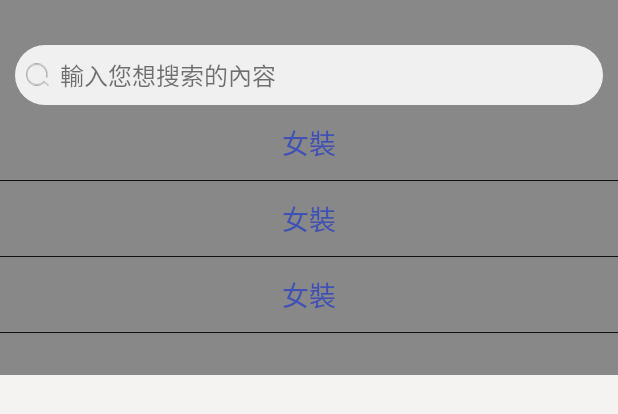
After one commit to cloudhm/WhatsMode, an Android app: the layout search_menu.xml on its own in the app's theme, with its tools: preview values and no code run, on a phone screen of 412 x 824 dp. The commit adds this screen. Shown: the top 414 px of the screen. Run offline under Robolectric (Android 15) with nearby library versions, the phone set to English and light mode, and no system bars.

Commit message:
add menu item and menu view

```diff
--- a/app/src/main/java/com/whatsmode/shopify/WhatsApplication.java
+++ b/app/src/main/java/com/whatsmode/shopify/WhatsApplication.java
@@ -2,6 +2,8 @@ package com.whatsmode.shopify;
 
 import android.app.Application;
 import android.content.Context;
+
+import com.whatsmode.library.util.ToastUtil;
 
 
 public class WhatsApplication extends Application {
@@ -12,6 +14,7 @@ public class WhatsApplication extends Application {
     protected void attachBaseContext(Context base) {
         super.attachBaseContext(base);
         sContext = this;
+        ToastUtil.init(this);
     }
 
     @Override
--- /dev/null
+++ b/app/src/main/res/drawable/search_bg.xml
@@ -0,0 +1,6 @@
+<?xml version="1.0" encoding="utf-8"?>
+<shape android:shape="rectangle"
+    xmlns:android="http://schemas.android.com/apk/res/android">
+    <corners android:radius="20dp" />
+    <solid android:color="#f0f0f0" />
+</shape>
--- /dev/null
+++ b/app/src/main/res/layout/search_menu.xml
@@ -0,0 +1,67 @@
+<?xml version="1.0" encoding="utf-8"?>
+<LinearLayout xmlns:android="http://schemas.android.com/apk/res/android"
+    android:orientation="vertical"
+    android:background="#888888"
+    android:layout_width="match_parent"
+    android:layout_height="250dp">
+    <LinearLayout
+        android:id="@+id/search_layout"
+        android:layout_width="match_parent"
+        android:layout_toRightOf="@+id/iv_notifications"
+        android:background="@drawable/search_bg"
+        android:layout_marginTop="30dp"
+        android:orientation="horizontal"
+        android:layout_marginLeft="10dp"
+        android:layout_marginRight="10dp"
+        android:layout_toLeftOf="@+id/iv_cart"
+        android:layout_centerVertical="true"
+        android:layout_height="40dp">
+        <ImageView
+            android:layout_width="15dp"
+            android:layout_gravity="center_vertical"
+            android:layout_marginLeft="7dp"
+            android:src="@drawable/icon_search"
+            android:layout_height="15dp" />
+        <TextView
+            android:layout_gravity="center_vertical"
+            android:layout_marginLeft="7dp"
+            android:text="輸入您想搜索的內容"
+            android:textSize="16sp"
+            android:layout_width="wrap_content"
+            android:layout_height="wrap_content" />
+    </LinearLayout>
+    <TextView
+        android:text="女裝"
+        android:gravity="center"
+        android:textSize="18sp"
+        android:textColor="@color/colorPrimary"
+        android:layout_width="match_parent"
+        android:layout_height="50dp" />
+
+    <View
+        android:layout_width="match_parent"
+        android:background="#0f0f0f"
+        android:layout_height="0.5dp" />
+    <TextView
+        android:text="女裝"
+        android:gravity="center"
+        android:textSize="18sp"
+        android:textColor="@color/colorPrimary"
+        android:layout_width="match_parent"
+        android:layout_height="50dp" />
+    <View
+        android:layout_width="match_parent"
+        android:background="#0f0f0f"
+        android:layout_height="0.5dp" />
+    <TextView
+        android:text="女裝"
+        android:gravity="center"
+        android:textSize="18sp"
+        android:textColor="@color/colorPrimary"
+        android:layout_width="match_parent"
+        android:layout_height="50dp" />
+    <View
+        android:layout_width="match_parent"
+        android:background="#0f0f0f"
+        android:layout_height="0.5dp" />
+</LinearLayout>
--- a/app/src/main/res/layout/view_toolbar_main.xml
+++ b/app/src/main/res/layout/view_toolbar_main.xml
@@ -9,6 +9,12 @@
     app:popupTheme="@style/ThemeOverlay.AppCompat.Light"
     app:theme="@style/ThemeOverlay.AppCompat.Dark.ActionBar">
 
+    <ImageView
+        android:id="@+id/search"
+        android:layout_marginBottom="10dp"
+        android:src="@mipmap/ic_launcher"
+        android:layout_width="32dp"
+        android:layout_height="32dp" />
     <TextView
         android:id="@+id/toolbar_title"
         android:layout_width="wrap_content"
--- a/app/src/main/res/values/strings.xml
+++ b/app/src/main/res/values/strings.xml
@@ -4,4 +4,5 @@
     <string name="tabSecond">Influence</string>
     <string name="tabThird">Cart</string>
     <string name="tabFourth">My</string>
+    <string name="search">搜索</string>
 </resources>
--- a/app/src/main/res/values/styles.xml
+++ b/app/src/main/res/values/styles.xml
@@ -13,4 +13,9 @@
     <style name="AppTheme" parent="AppBaseTheme.Translucent.Statebar">
         <!--  -->
     </style>
+
+    <style name="AnimationFade">
+        <item name="android:windowEnterAnimation">@anim/inputdown</item>
+        <item name="android:windowExitAnimation">@anim/outdowntoup</item>
+    </style>
 </resources>
```
Also changed, not shown: app/src/main/java/com/whatsmode/shopify/base/BaseWebFragment.java (+35 -4 lines), app/src/main/java/com/whatsmode/shopify/block/main/MainActivity.java (+51 -2 lines), app/src/main/java/com/whatsmode/shopify/block/main/MainContact.java (+10 -0 lines), app/src/main/java/com/whatsmode/shopify/block/main/MainPresenter.java (+24 -0 lines), app/src/main/res/anim/inputdown.xml (added, +7 -0 lines), app/src/main/res/anim/outdowntoup.xml (added, +7 -0 lines), app/src/main/res/layout/web_fragment_layout.xml (+8 -0 lines), app/src/main/res/menu/main.xml (added, +10 -0 lines), app/src/main/res/drawable-xhdpi/icon_search.png (added).
